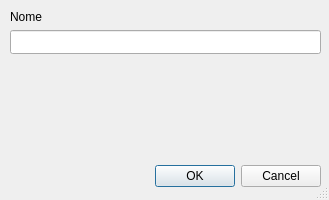
The window that dialogs/point.ui (cragapito/qtkamal) describes before a commit, drawn with Qt 5.
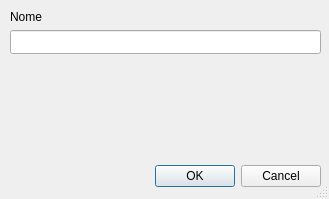
The same window after the commit. Icons and pictures are not drawn. Custom widgets are drawn as their Qt base class.

```diff
--- a/dialogs/point.ui
+++ b/dialogs/point.ui
@@ -7,7 +7,7 @@
     <x>0</x>
     <y>0</y>
     <width>329</width>
-    <height>200</height>
+    <height>199</height>
    </rect>
   </property>
   <property name="sizePolicy">
```
Left out of the diff: 47 changed lines with no effect on the pictures.
